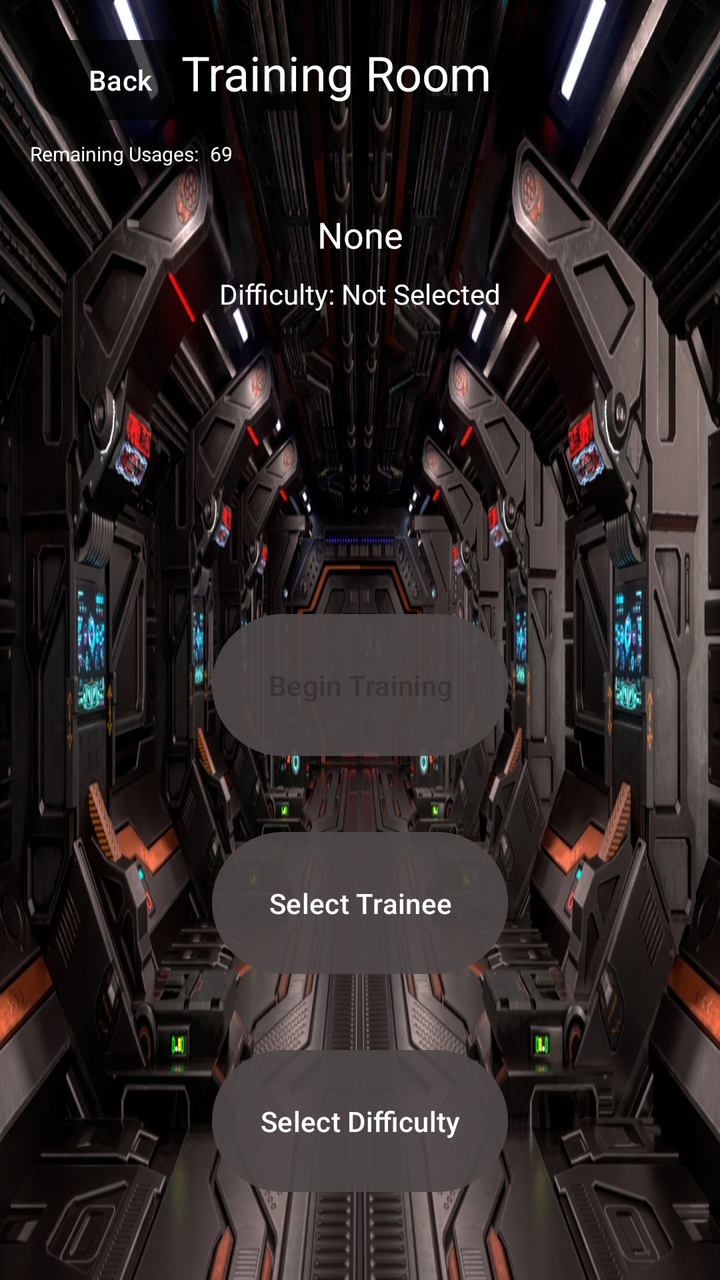
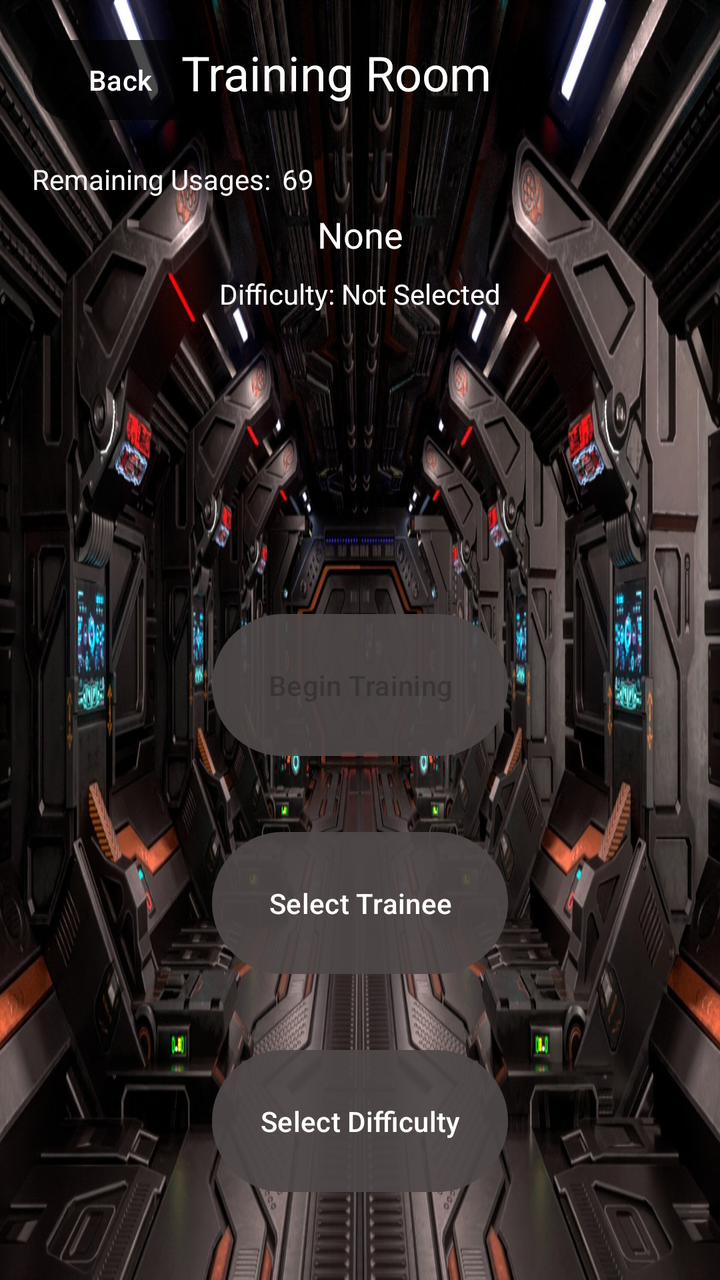

The first picture is an Android layout as it rendered before a commit; the second is the same layout after the commit. The layout source and the unified diff follow.
<!-- AndroidManifest.xml: application theme Theme.PROJECT -->
<!-- res/layout/training_room.xml -->
<?xml version="1.0" encoding="utf-8"?>
<androidx.constraintlayout.widget.ConstraintLayout xmlns:android="http://schemas.android.com/apk/res/android"
    xmlns:app="http://schemas.android.com/apk/res-auto"
    xmlns:tools="http://schemas.android.com/tools"
    android:layout_width="match_parent"
    android:layout_height="match_parent"
    android:background="@drawable/training_room">

    <Button
        android:id="@+id/back_to_menu_button"
        android:layout_width="wrap_content"
        android:layout_height="wrap_content"
        android:layout_marginStart="16dp"
        android:layout_marginTop="16dp"
        android:text="Back"
        android:backgroundTint="#77000000"
        app:layout_constraintStart_toStartOf="parent"
        app:layout_constraintTop_toTopOf="parent" />

    <Button
        android:id="@+id/begin_training_button"
        android:layout_width="148dp"
        android:layout_height="79dp"
        android:layout_marginBottom="30dp"
        android:backgroundTint="#B74E4848"
        android:text="Begin Training"
        android:enabled="false"
        app:layout_constraintBottom_toTopOf="@+id/select_trainee_button"
        app:layout_constraintEnd_toEndOf="parent"
        app:layout_constraintStart_toStartOf="parent" />

    <Button
        android:id="@+id/select_trainee_button"
        android:layout_width="148dp"
        android:layout_height="79dp"
        android:layout_marginBottom="30dp"
        android:backgroundTint="#B74E4848"
        android:text="Select Trainee"
        app:layout_constraintBottom_toTopOf="@+id/select_difficulty_button"
        app:layout_constraintEnd_toEndOf="parent"
        app:layout_constraintStart_toStartOf="parent" />

    <Button
        android:id="@+id/select_difficulty_button"
        android:layout_width="148dp"
        android:layout_height="79dp"
        android:layout_marginBottom="40dp"
        android:backgroundTint="#B74E4848"
        android:text="Select Difficulty"
        app:layout_constraintBottom_toBottomOf="parent"
        app:layout_constraintEnd_toEndOf="parent"
        app:layout_constraintStart_toStartOf="parent" />

    <TextView
        android:id="@+id/training_room_text"
        android:layout_width="179dp"
        android:layout_height="45dp"
        android:layout_marginTop="20dp"
        android:text="Training Room"
        android:textColor="#FFFFFF"
        android:textSize="24sp"
        app:layout_constraintEnd_toEndOf="parent"
        app:layout_constraintStart_toStartOf="parent"
        app:layout_constraintTop_toTopOf="parent" />

    <TextView
        android:id="@+id/trainee_name_text"
        android:layout_width="wrap_content"
        android:layout_height="wrap_content"
        android:layout_marginTop="40dp"
        android:text="None"
        android:textColor="#FFFFFF"
        android:textSize="18sp"
        app:layout_constraintEnd_toEndOf="parent"
        app:layout_constraintStart_toStartOf="parent"
        app:layout_constraintTop_toBottomOf="@+id/training_room_text" />

    <TextView
        android:id="@+id/difficulty_label_text"
        android:layout_width="wrap_content"
        android:layout_height="wrap_content"
        android:layout_marginTop="8dp"
        android:text="Difficulty: Not Selected"
        android:textColor="#FFFFFF"
        app:layout_constraintEnd_toEndOf="parent"
        app:layout_constraintStart_toStartOf="parent"
        app:layout_constraintTop_toBottomOf="@+id/trainee_name_text" />

    <androidx.recyclerview.widget.RecyclerView
        android:id="@+id/recycler_view_training_select"
        android:layout_width="0dp"
        android:layout_height="0dp"
        android:layout_margin="16dp"
        android:background="#DD000000"
        android:padding="8dp"
        android:visibility="gone"
        app:layout_constraintBottom_toBottomOf="parent"
        app:layout_constraintEnd_toEndOf="parent"
        app:layout_constraintStart_toStartOf="parent"
        app:layout_constraintTop_toTopOf="parent" />

    <TextView
        android:id="@+id/daily_usages_text"
        android:layout_width="90dp"
        android:layout_height="19dp"
        android:layout_marginStart="15dp"
        android:layout_marginTop="70dp"
        android:text="Remaining Usages:"
        android:textColor="#FAF8F8"
        android:textSize="10sp"
        app:layout_constraintStart_toStartOf="parent"
        app:layout_constraintTop_toTopOf="parent" />

    <TextView
        android:id="@+id/remaining_usages_number"
        android:layout_width="wrap_content"
        android:layout_height="wrap_content"
        android:layout_marginStart="105dp"
        android:layout_marginTop="70dp"
        android:text="69"
        android:textColor="#FFFEFE"
        android:textSize="10sp"
        app:layout_constraintStart_toStartOf="parent"
        app:layout_constraintTop_toTopOf="parent" />

</androidx.constraintlayout.widget.ConstraintLayout>
<!-- resources referenced by this layout -->
<resources>
  <!-- drawable training_room: webp bitmap (drawable, 367044 bytes) -->
  <style name="Theme.PROJECT" parent="Base.Theme.PROJECT" />
  <style name="Base.Theme.PROJECT" parent="Theme.Material3.DayNight.NoActionBar">
          
          
      </style>
</resources>

<!-- the commit's change to res/layout/training_room.xml (unified diff, before → after) -->
@@ -101,25 +101,25 @@
 
     <TextView
         android:id="@+id/daily_usages_text"
-        android:layout_width="90dp"
-        android:layout_height="19dp"
-        android:layout_marginStart="15dp"
-        android:layout_marginTop="70dp"
+        android:layout_width="126dp"
+        android:layout_height="25dp"
+        android:layout_marginStart="16dp"
+        android:layout_marginTop="80dp"
         android:text="Remaining Usages:"
         android:textColor="#FAF8F8"
-        android:textSize="10sp"
+        android:textSize="14sp"
         app:layout_constraintStart_toStartOf="parent"
         app:layout_constraintTop_toTopOf="parent" />
 
     <TextView
         android:id="@+id/remaining_usages_number"
-        android:layout_width="wrap_content"
-        android:layout_height="wrap_content"
-        android:layout_marginStart="105dp"
-        android:layout_marginTop="70dp"
+        android:layout_width="27dp"
+        android:layout_height="23dp"
+        android:layout_marginStart="141dp"
+        android:layout_marginTop="80dp"
         android:text="69"
         android:textColor="#FFFEFE"
-        android:textSize="10sp"
+        android:textSize="14sp"
         app:layout_constraintStart_toStartOf="parent"
         app:layout_constraintTop_toTopOf="parent" />
 
